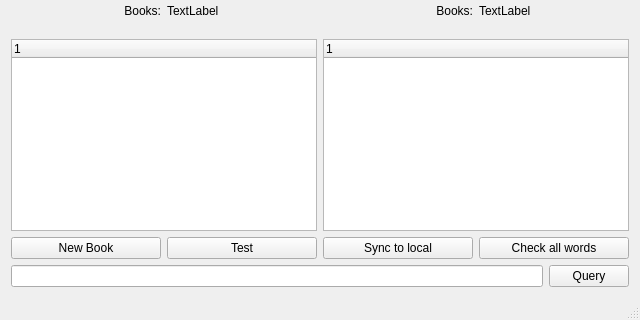
This is mainwindow.ui in HuangHuafeng/repeat as Qt 5 draws it before an edit; both pictures show x 0 to 640 and y 160 to 480 of the 640 by 480 pixel window. The edited form follows.
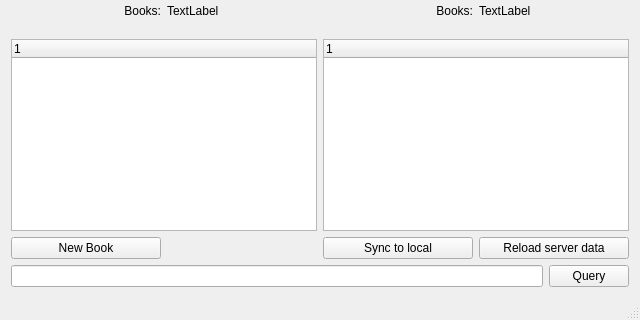
This is the edited form.

The edit to the form file:
```diff
--- a/mainwindow.ui
+++ b/mainwindow.ui
@@ -90,13 +90,6 @@
             </property>
            </widget>
           </item>
-          <item row="4" column="1">
-           <widget class="QPushButton" name="pushTest">
-            <property name="text">
-             <string>Test</string>
-            </property>
-           </widget>
-          </item>
          </layout>
         </item>
        </layout>
@@ -177,7 +170,7 @@
           <item row="4" column="1">
            <widget class="QPushButton" name="pbCheckAllWords">
             <property name="text">
-             <string>Check all words</string>
+             <string>Reload server data</string>
             </property>
            </widget>
           </item>
```
Left out of the diff: 4 changed lines with no effect on the pictures.
